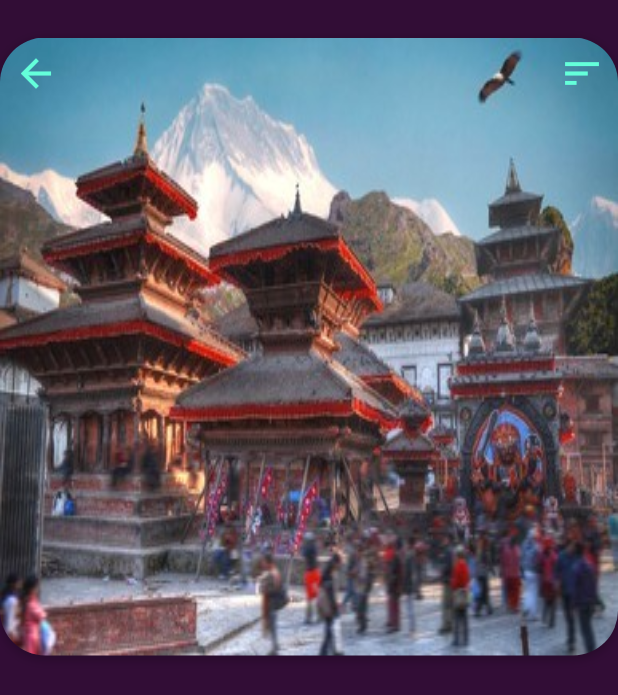
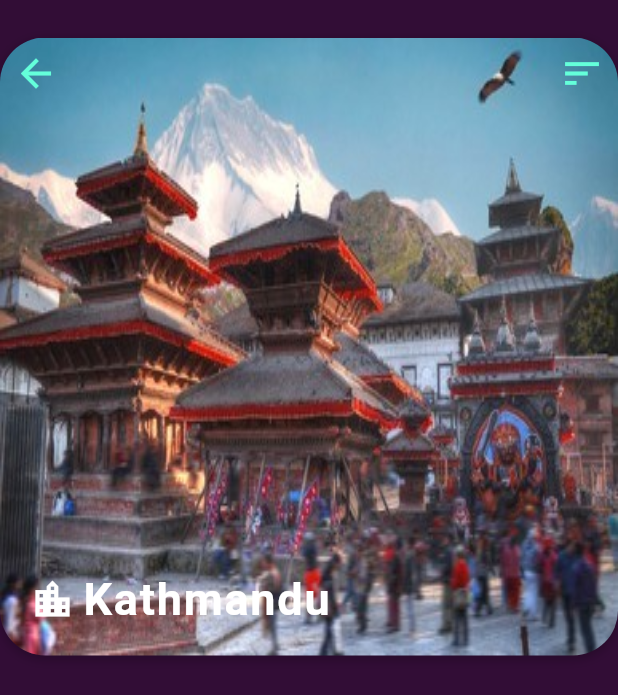
Before and after one commit to Saugat-Maharjan7/Smart-Travel-Planning, a Flutter app: the DestinationScreen screen opened directly with sample values from the repository, on a phone screen of 412 x 824 dp. Shown: the top 695 px of the screen. Run offline on Flutter 3.47's test engine with Material 2 defaults, Android fonts, the phone set to English and light mode, and no system bars; our stand-ins replace firebase_auth, firebase_core, firebase_database, flushbar, flutter_icons, flutter_signin_button and 9 more; missing offline and left inert: autocomplete_textfield, flutter_polyline_points; accounts and stored records are empty.

Commit message:
STPA V5(login validation, realtime database, Maps working-7, autocomplete textfield, Destination page)

```diff
--- a/lib/Home/destinations.dart
+++ b/lib/Home/destinations.dart
@@ -1,4 +1,5 @@
 import 'package:flutter/material.dart';
+import 'package:flutter_icons/flutter_icons.dart';
 import 'package:smart_travel_planning_appli/models/destination_model.dart';
 
 class DestinationScreen extends StatefulWidget {
@@ -59,11 +60,42 @@ class _DestinationScreenState extends State<DestinationScreen> {
                    IconButton(icon: Icon(Icons.sort_outlined,
                      color: Colors.tealAccent,
                      size: 30,),
-                      onPressed: () => Navigator.pop(context),
+                      onPressed: () => print('Sorting form'),
                       ),
                        ],
                   ),
                   ],
+                ),
+                Positioned(
+                  left: 20,
+                  bottom: 20,
+                  child: Column(
+                    crossAxisAlignment:
+                    CrossAxisAlignment.start,
+                    children: <Widget>[
+                      Row(
+                        children: <Widget>[
+                          Icon(
+                            FlutterIcons.location_city_mdi,
+                            size: 30.0,
+                            color: Colors.white,
+                          ),
+                          SizedBox(
+                            width: 5,
+                          ),
+                          Text(
+                            widget.destination.city,
+                            style: TextStyle(
+                              color: Colors.white,
+                              fontSize: 30,
+                              fontWeight: FontWeight.w600,
+                              letterSpacing: 1.2,
+                            ),
+                          ),
+                        ],
+                      ),
+                    ],
+                  ),
                 ),
               ],
             )
--- a/lib/NavBarPages/location_page.dart
+++ b/lib/NavBarPages/location_page.dart
@@ -84,7 +84,7 @@ class _LocationPageState extends State<LocationPage>
   @override
   Widget build(BuildContext context) {
     return Scaffold(
-      // backgroundColor: Color(0xFF320D36),
+      backgroundColor: Color(0xFF320D36),
       appBar: AppBar(
         backgroundColor: Colors.transparent,
         elevation: 1,
--- a/lib/NavBarPages/settings.dart
+++ b/lib/NavBarPages/settings.dart
@@ -277,7 +277,8 @@ class _SettingsPageState extends State<SettingsPage> {
                     )),
                 onPressed: () {
                   _auth.signOut();
-                  Navigator.pop(context);
+                  Navigator.pushNamed(
+                      context, LoginPage.id);
                 },
                 icon: Icon(
                   Icons.exit_to_app_rounded,
```
Also changed, not shown: lib/Home/seasonalDestinations.dart (+26 -1 lines).
